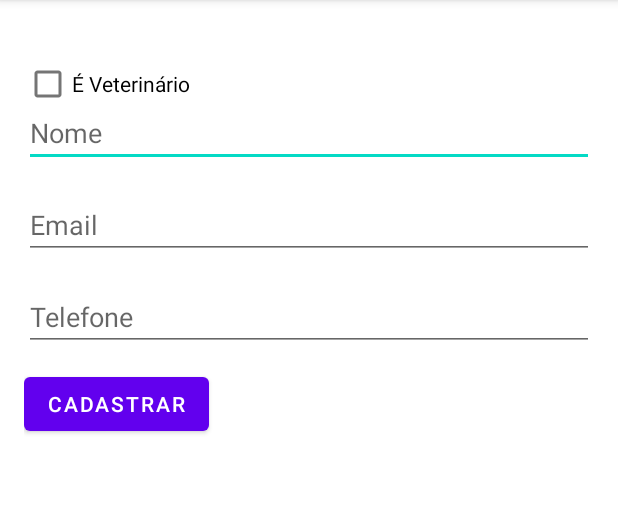
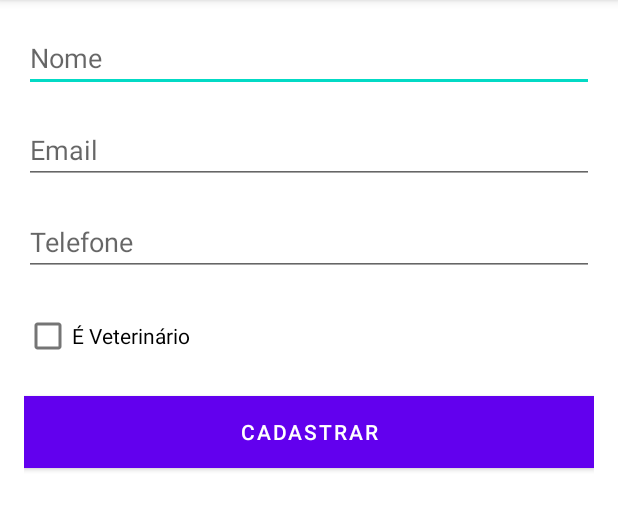
Before and after one commit to jonathanluca/projeto-integrador-4, an Android app: the CadastroActivity screen opened directly, with no data from a screen before it, on a phone screen of 412 x 824 dp, the part 84-615 px from its top. Run offline under Robolectric (Android 15) with nearby library versions, the phone set to English and light mode, and no system bars.

Commit message:
subindo front incial

```diff
--- /dev/null
+++ b/Cliente/cuidaPET/app/src/main/res/drawable/edit_text_background.xml
@@ -0,0 +1,4 @@
+<shape xmlns:android="http://schemas.android.com/apk/res/android">
+    <solid android:color="#E0E0E0"/>
+    <corners android:radius="4dp"/>
+</shape>
--- a/Cliente/cuidaPET/app/src/main/res/layout/activity_cadastro.xml
+++ b/Cliente/cuidaPET/app/src/main/res/layout/activity_cadastro.xml
@@ -1,12 +1,10 @@
 <?xml version="1.0" encoding="utf-8"?>
-<RelativeLayout xmlns:android="http://schemas.android.com/apk/res/android"
+<LinearLayout xmlns:android="http://schemas.android.com/apk/res/android"
     xmlns:tools="http://schemas.android.com/tools"
     android:layout_width="match_parent"
     android:layout_height="match_parent"
-    android:paddingLeft="16dp"
-    android:paddingTop="16dp"
-    android:paddingRight="16dp"
-    android:paddingBottom="16dp"
+    android:orientation="vertical"
+    android:padding="16dp"
     tools:context=".CadastroActivity">
 
     <EditText
@@ -14,25 +12,23 @@
         android:layout_width="match_parent"
         android:layout_height="wrap_content"
         android:hint="Nome"
-        android:layout_marginTop="50dp"/>
+        android:layout_marginBottom="16dp"/>
 
     <EditText
         android:id="@+id/etEmailCadastro"
         android:layout_width="match_parent"
         android:layout_height="wrap_content"
-        android:layout_below="@id/etNome"
         android:hint="Email"
         android:inputType="textEmailAddress"
-        android:layout_marginTop="16dp"/>
+        android:layout_marginBottom="16dp"/>
 
     <EditText
         android:id="@+id/etTelefone"
         android:layout_width="match_parent"
         android:layout_height="wrap_content"
-        android:layout_below="@id/etEmailCadastro"
         android:hint="Telefone"
         android:inputType="phone"
-        android:layout_marginTop="16dp"/>
+        android:layout_marginBottom="16dp"/>
 
     <!-- Adicione outros campos conforme necessário -->
 
@@ -40,24 +36,24 @@
         android:id="@+id/chkVeterinario"
         android:layout_width="wrap_content"
         android:layout_height="wrap_content"
-        android:layout_marginTop="16dp"
-        android:text="É Veterinário"/>
+        android:text="É Veterinário"
+        android:layout_marginBottom="16dp"/>
 
     <EditText
         android:id="@+id/etIdClinica"
         android:layout_width="match_parent"
         android:layout_height="wrap_content"
-        android:layout_below="@id/chkVeterinario"
         android:hint="ID da Clínica"
-        android:layout_marginTop="16dp"
-        android:visibility="gone"/>
+        android:layout_marginBottom="16dp"
+        android:visibility="gone"
+        android:layout="@layout/edit_text_style"/>
 
     <Button
         android:id="@+id/btnCadastrar"
-        android:layout_width="wrap_content"
+        android:layout_width="match_parent"
         android:layout_height="wrap_content"
-        android:layout_below="@id/etIdClinica"
-        android:layout_marginTop="165dp"
-        android:text="Cadastrar" />
+        android:text="Cadastrar"
+        android:background="?attr/colorPrimary"
+        android:textColor="@android:color/white"/>
 
-</RelativeLayout>
+</LinearLayout>
--- a/Cliente/cuidaPET/app/src/main/res/values/colors.xml
+++ b/Cliente/cuidaPET/app/src/main/res/values/colors.xml
@@ -1,6 +1,7 @@
 <?xml version="1.0" encoding="utf-8"?>
 <resources>
     <color name="purple_200">#FFBB86FC</color>
+    <color name="colorPrimary">#3F51B5</color>
     <color name="purple_500">#FF6200EE</color>
     <color name="purple_700">#FF3700B3</color>
     <color name="teal_200">#FF03DAC5</color>
```
Also changed, not shown: Cliente/cuidaPET/app/src/main/res/layout/activity_main.xml (+25 -25 lines), Cliente/cuidaPET/app/src/main/res/layout/edit_text_style.xml (added, +7 -0 lines), Cliente/cuidaPET/app/src/main/res/values/styles.xml (added, +25 -0 lines), Cliente/cuidaPET/app/src/main/res/drawable/logocuida.jpeg (added).
